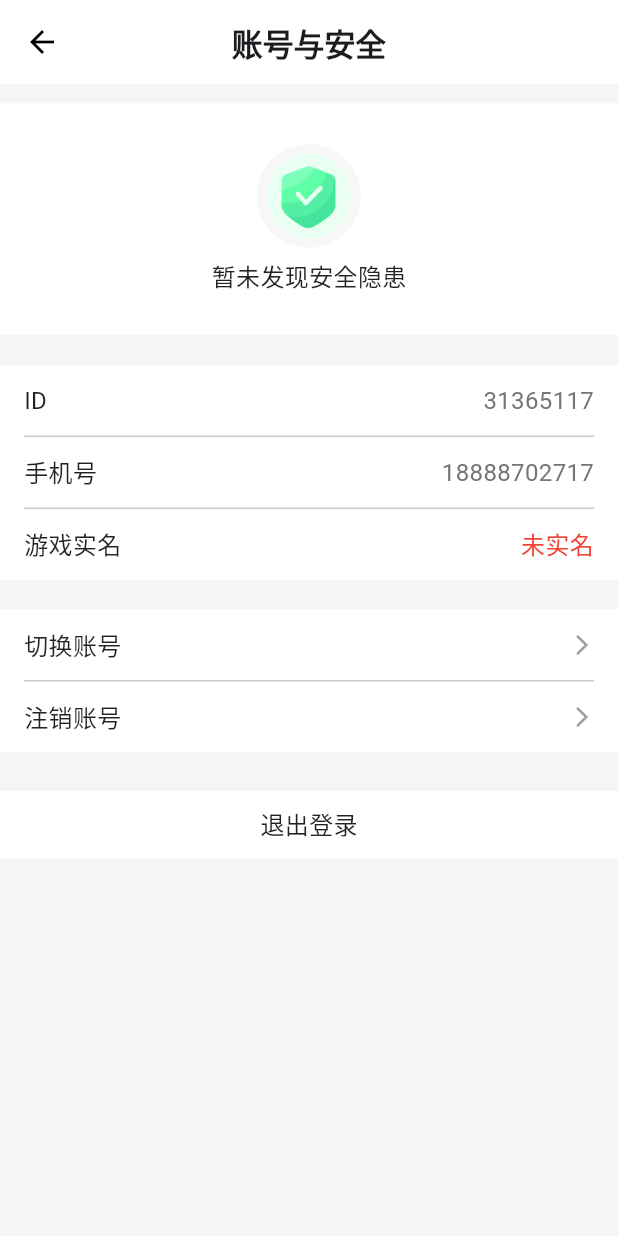
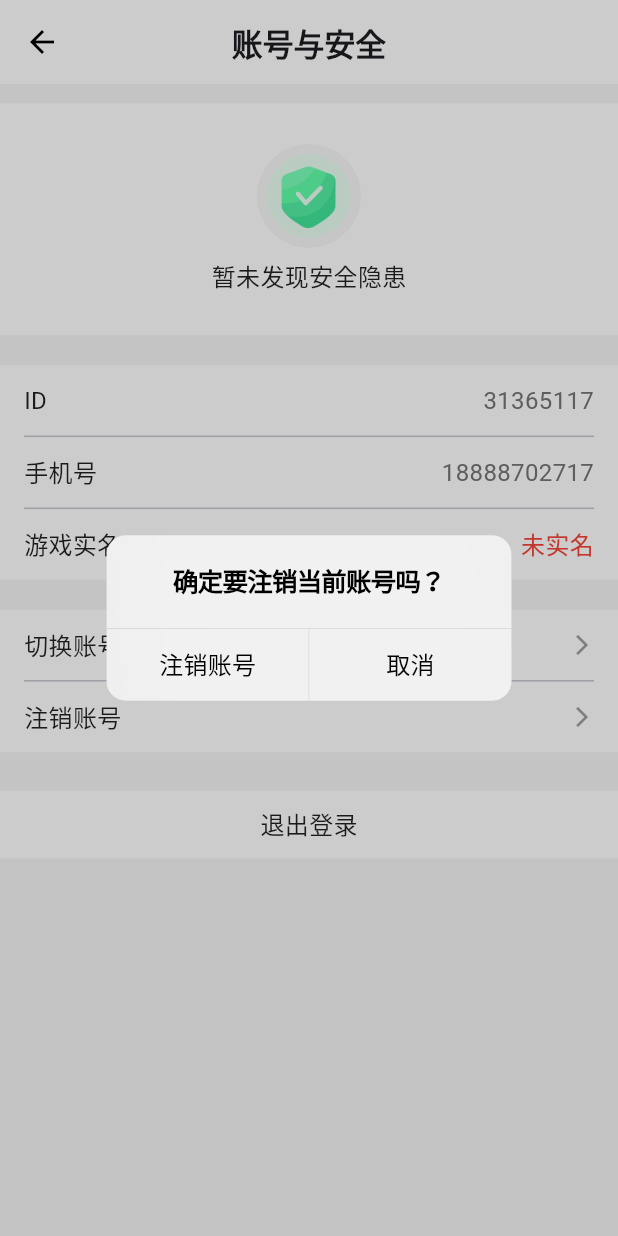
Before and after one commit to operatium/baixinglive, a Flutter app: the Baixing_AccountSecurityScene screen opened by its route, after a tap on "注销账号", on a phone screen of 412 x 824 dp. Run offline on Flutter 3.47's test engine with Material 3 defaults, Android fonts, the phone set to English and light mode, and no system bars; our stand-ins replace cached_network_image, custom_refresh_indicator, easy_refresh, flutter_screenutil, fluttertoast, go_router and 6 more; missing offline and left inert: flutter_debouncer, flutter_vibrate, window_size; accounts and stored records are empty; Roboto replaces fonts that are missing (PingFang SC).

Commit message:
再次确认

```diff
--- a/lib/scene/baixing_account_security_scene.dart
+++ b/lib/scene/baixing_account_security_scene.dart
@@ -12,10 +12,12 @@ class Baixing_AccountSecurityScene extends StatefulWidget {
   const Baixing_AccountSecurityScene({super.key});
 
   @override
-  State<Baixing_AccountSecurityScene> createState() => _Baixing_AccountSecuritySceneState();
+  State<Baixing_AccountSecurityScene> createState() =>
+      _Baixing_AccountSecuritySceneState();
 }
 
-class _Baixing_AccountSecuritySceneState extends State<Baixing_AccountSecurityScene> {
+class _Baixing_AccountSecuritySceneState
+    extends State<Baixing_AccountSecurityScene> {
   // 模拟数据
   final String _mBaixing_userId = "31365117";
   final String _mBaixing_phoneNumber = "18888702717";
@@ -60,13 +62,10 @@ class _Baixing_AccountSecuritySceneState extends State<Baixing_AccountSecuritySc
                     ),
                   ),
                   SizedBox(height: 8),
-                  Text(
-                    "暂未发现安全隐患",
-                    style: TextStyle(fontSize: 16),
-                  ),
+                  Text("暂未发现安全隐患", style: TextStyle(fontSize: 16)),
                 ],
               ),
-            )
+            ),
           ),
           SizedBox(height: 20),
           // 账号信息列表
@@ -78,7 +77,11 @@ class _Baixing_AccountSecuritySceneState extends State<Baixing_AccountSecuritySc
                 Divider(height: 1, indent: 16, endIndent: 16),
                 _buildInfoItem("手机号", _mBaixing_phoneNumber),
                 Divider(height: 1, indent: 16, endIndent: 16),
-                _buildInfoItem("游戏实名", _mBaixing_gameName, textColor: Colors.red),
+                _buildInfoItem(
+                  "游戏实名",
+                  _mBaixing_gameName,
+                  textColor: Colors.red,
+                ),
               ],
             ),
           ),
@@ -88,13 +91,32 @@ class _Baixing_AccountSecuritySceneState extends State<Baixing_AccountSecuritySc
             color: Colors.white,
             child: Column(
               children: [
-                _buildActionItem("切换账号", onTap: () {
-                  GoRouter.of(context).push("/accountSwitch");
-                }),
+                _buildActionItem(
+                  "切换账号",
+                  onTap: () {
+                    GoRouter.of(context).push("/accountSwitch");
+                  },
+                ),
                 Divider(height: 1, indent: 16, endIndent: 16),
-                _buildActionItem("注销账号", onTap: () {
-                  // 注销账号逻辑
-                }),
+                _buildActionItem(
+                  "注销账号",
+                  onTap: () async {
+                    final bool isContinue = await baixing_isContinueDialog(
+                      context,
+                      "确定要注销当前账号吗？",
+                      "注销账号",
+                      "取消",
+                    );
+                    if (isContinue) {
+                      final model = context.read<Baixing_AccountModel>();
+                      final id = model.baixing_current_account!.mBaixing_id;
+                      model
+                        ..baixing_setCurrentAccount(null)
+                        ..baixing_removeHistoryAccount(id);
+                      GoRouter.of(context).go('/selectLogin');
+                    }
+                  },
+                ),
               ],
             ),
           ),
@@ -104,10 +126,18 @@ class _Baixing_AccountSecuritySceneState extends State<Baixing_AccountSecuritySc
             width: double.infinity,
             height: 35.h,
             child: GestureDetector(
-              onTap: () {
-                Baixing_AccountModel accountModel = context.read();
-                accountModel.baixing_setCurrentAccount(null);
-                GoRouter.of(context).go('/selectLogin');
+              onTap: () async {
+                final bool isContinue = await baixing_isContinueDialog(
+                  context,
+                  "确定要退出登录吗？",
+                  "退出登录",
+                  "取消",
+                );
+                if (isContinue) {
+                  Baixing_AccountModel accountModel = context.read();
+                  accountModel.baixing_setCurrentAccount(null);
+                  GoRouter.of(context).go('/selectLogin');
+                }
               },
               child: Center(
                 child: Text(
```
